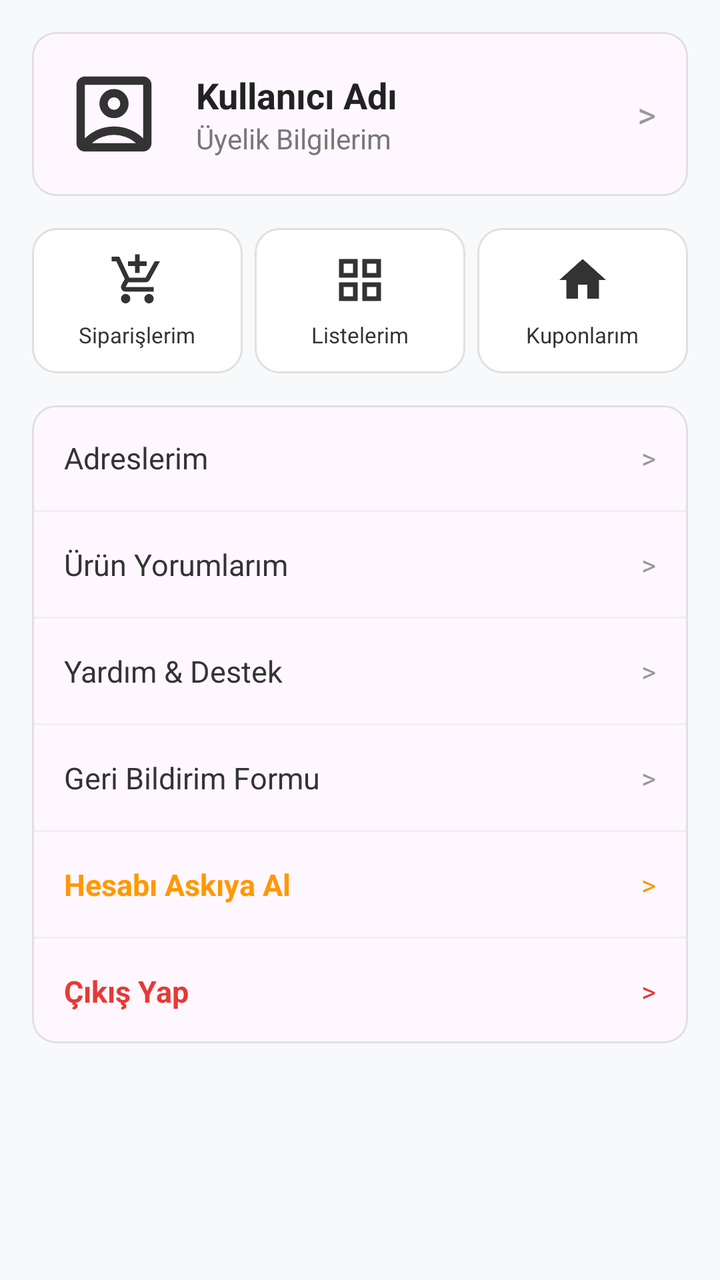
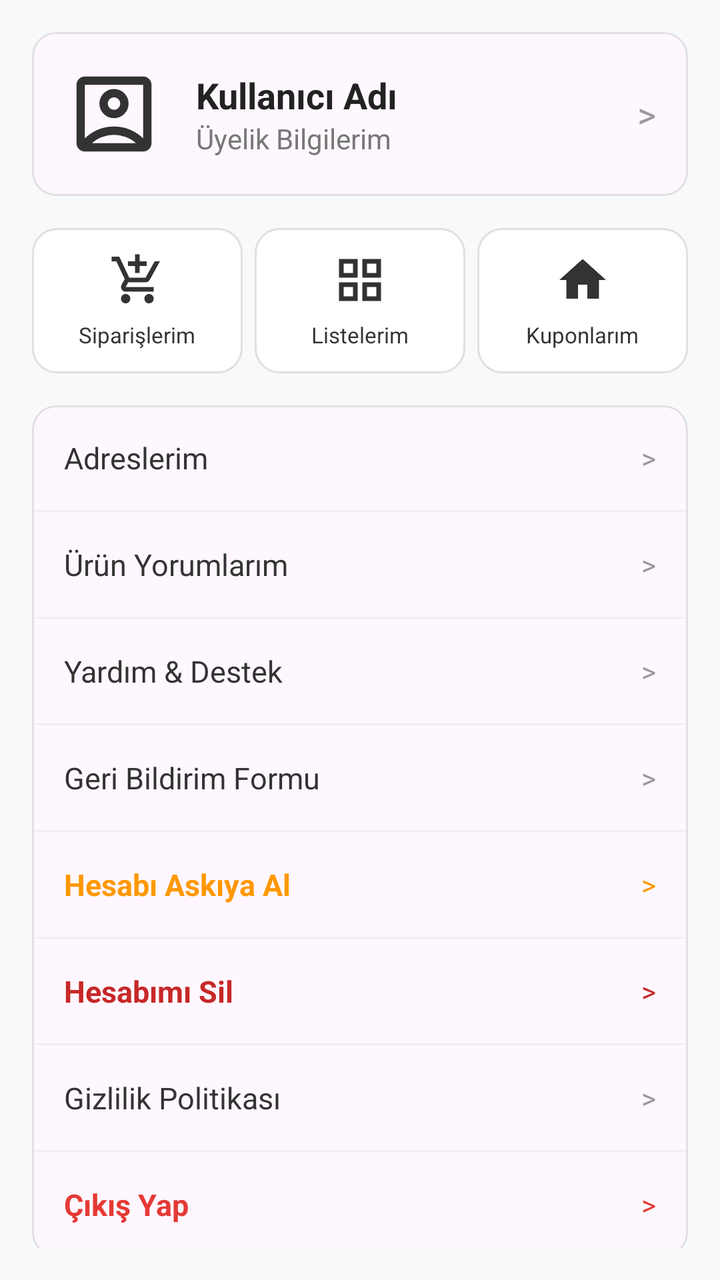

Two renders of the same Android screen: before a commit and after it. Below are the layout's source before the change and the commit's diff.
<!-- AndroidManifest.xml: application theme Theme.Shingu -->
<!-- res/layout/fragment_profile.xml -->
<?xml version="1.0" encoding="utf-8"?>
<ScrollView xmlns:android="http://schemas.android.com/apk/res/android"
    xmlns:app="http://schemas.android.com/apk/res-auto"
    android:layout_width="match_parent"
    android:layout_height="match_parent"
    android:background="#F8F9FA"
    android:padding="16dp">

    <LinearLayout
        android:layout_width="match_parent"
        android:layout_height="wrap_content"
        android:orientation="vertical">

        
        <com.google.android.material.card.MaterialCardView
            android:id="@+id/cardProfileInfo"
            android:layout_width="match_parent"
            android:clickable="true"
            android:focusable="true"
            android:layout_height="wrap_content"
            android:layout_marginBottom="16dp"
            app:cardCornerRadius="12dp"
            app:cardElevation="0dp"
            app:strokeColor="#E0E0E0"
            app:strokeWidth="1dp">

            <LinearLayout
                android:layout_width="match_parent"
                android:layout_height="wrap_content"
                android:gravity="center_vertical"
                android:orientation="horizontal"
                android:padding="16dp">

                <ImageView
                    android:id="@+id/ivProfileAvatar"
                    android:layout_width="50dp"
                    android:layout_height="50dp"
                    android:src="@drawable/outline_account_box_24"
                    app:tint="#333333" />

                <LinearLayout
                    android:layout_width="0dp"
                    android:layout_height="wrap_content"
                    android:layout_marginStart="16dp"
                    android:layout_weight="1"
                    android:orientation="vertical">

                    <TextView
                        android:id="@+id/tvProfileName"
                        android:layout_width="wrap_content"
                        android:layout_height="wrap_content"
                        android:text="Kullanıcı Adı"
                        android:textColor="#222222"
                        android:textSize="18sp"
                        android:textStyle="bold" />

                    <TextView
                        android:layout_width="wrap_content"
                        android:layout_height="wrap_content"
                        android:text="Üyelik Bilgilerim"
                        android:textColor="#777777"
                        android:textSize="14sp" />
                </LinearLayout>

                <TextView
                    android:layout_width="wrap_content"
                    android:layout_height="wrap_content"
                    android:text=">"
                    android:textColor="#999999"
                    android:textSize="18sp" />
            </LinearLayout>
        </com.google.android.material.card.MaterialCardView>

        
        <Button
            android:id="@+id/btnAdminPanel"
            android:layout_width="match_parent"
            android:layout_height="50dp"
            android:layout_marginBottom="16dp"
            android:text="Yönetici: Ürün Yönetimi"
            android:textColor="#FFFFFF"
            android:textSize="15sp"
            android:textStyle="bold"
            android:visibility="gone"
            app:cornerRadius="12dp"
            app:backgroundTint="#222222" />

        
        <Button
            android:id="@+id/btnAdminAddCategory"
            android:layout_width="match_parent"
            android:layout_height="50dp"
            android:layout_marginBottom="16dp"
            android:text="Yönetici: Kategori Yönetimi"
            android:textColor="#FFFFFF"
            android:textSize="15sp"
            android:textStyle="bold"
            android:visibility="gone"
            app:cornerRadius="12dp"
            app:backgroundTint="#222222" />

        
        <Button
            android:id="@+id/btnAdminUsers"
            android:layout_width="match_parent"
            android:layout_height="50dp"
            android:layout_marginBottom="16dp"
            android:text="Yönetici: Kullanıcı Yönetimi"
            android:textColor="#FFFFFF"
            android:textSize="15sp"
            android:textStyle="bold"
            android:visibility="gone"
            app:cornerRadius="12dp"
            app:backgroundTint="#222222" />

        
        <Button
            android:id="@+id/btnAdminCampaigns"
            android:layout_width="match_parent"
            android:layout_height="50dp"
            android:layout_marginBottom="16dp"
            android:text="Yönetici: Kampanyalar"
            android:textColor="#FFFFFF"
            android:textSize="15sp"
            android:textStyle="bold"
            android:visibility="gone"
            app:cornerRadius="12dp"
            app:backgroundTint="#222222" />

        
        <Button
            android:id="@+id/btnAdminCoupons"
            android:layout_width="match_parent"
            android:layout_height="50dp"
            android:layout_marginBottom="16dp"
            android:text="Yönetici: Kuponlar"
            android:textColor="#FFFFFF"
            android:textSize="15sp"
            android:textStyle="bold"
            android:visibility="gone"
            app:cornerRadius="12dp"
            app:backgroundTint="#222222" />

        
        <Button
            android:id="@+id/btnAdminDashboard"
            android:layout_width="match_parent"
            android:layout_height="50dp"
            android:layout_marginBottom="16dp"
            android:text="Yönetici: Satış Özeti"
            android:textColor="#FFFFFF"
            android:textSize="15sp"
            android:textStyle="bold"
            android:visibility="gone"
            app:cornerRadius="12dp"
            app:backgroundTint="#6750A4" />

        
        <LinearLayout
            android:layout_width="match_parent"
            android:layout_height="wrap_content"
            android:layout_marginBottom="16dp"
            android:orientation="horizontal">

            
            <LinearLayout
                android:id="@+id/btnOrders"
                android:layout_width="0dp"
                android:layout_height="wrap_content"
                android:layout_marginEnd="6dp"
                android:layout_weight="1"
                android:background="@drawable/bg_rounded_card"
                android:gravity="center"
                android:orientation="vertical"
                android:padding="12dp">

                <ImageView
                    android:layout_width="28dp"
                    android:layout_height="28dp"
                    android:src="@drawable/outline_add_shopping_cart_24"
                    app:tint="#333333" />

                <TextView
                    android:layout_width="wrap_content"
                    android:layout_height="wrap_content"
                    android:layout_marginTop="6dp"
                    android:text="Siparişlerim"
                    android:textColor="#333333"
                    android:textSize="11sp" />
            </LinearLayout>

            
            <LinearLayout
                android:id="@+id/btnLists"
                android:layout_width="0dp"
                android:layout_height="wrap_content"
                android:layout_marginEnd="6dp"
                android:layout_weight="1"
                android:background="@drawable/bg_rounded_card"
                android:gravity="center"
                android:orientation="vertical"
                android:padding="12dp">

                <ImageView
                    android:layout_width="28dp"
                    android:layout_height="28dp"
                    android:src="@drawable/baseline_grid_view_24"
                    app:tint="#333333" />

                <TextView
                    android:layout_width="wrap_content"
                    android:layout_height="wrap_content"
                    android:layout_marginTop="6dp"
                    android:text="Listelerim"
                    android:textColor="#333333"
                    android:textSize="11sp" />
            </LinearLayout>

            
            <LinearLayout
                android:id="@+id/btnCoupons"
                android:layout_width="0dp"
                android:layout_height="wrap_content"
                android:layout_weight="1"
                android:background="@drawable/bg_rounded_card"
                android:gravity="center"
                android:orientation="vertical"
                android:padding="12dp">

                <ImageView
                    android:layout_width="28dp"
                    android:layout_height="28dp"
                    android:src="@drawable/baseline_home_24"
                    app:tint="#333333" />

                <TextView
                    android:layout_width="wrap_content"
                    android:layout_height="wrap_content"
                    android:layout_marginTop="6dp"
                    android:text="Kuponlarım"
                    android:textColor="#333333"
                    android:textSize="11sp" />
            </LinearLayout>
        </LinearLayout>

        
        <com.google.android.material.card.MaterialCardView
            android:layout_width="match_parent"
            android:layout_height="wrap_content"
            app:cardCornerRadius="12dp"
            app:cardElevation="0dp"
            app:strokeColor="#E0E0E0"
            app:strokeWidth="1dp">

            <LinearLayout
                android:layout_width="match_parent"
                android:layout_height="wrap_content"
                android:orientation="vertical">

                
                <LinearLayout
                    android:id="@+id/btnAddresses"
                    android:layout_width="match_parent"
                    android:layout_height="wrap_content"
                    android:clickable="true"
                    android:focusable="true"
                    android:gravity="center_vertical"
                    android:orientation="horizontal"
                    android:padding="16dp">

                    <TextView
                        android:layout_width="0dp"
                        android:layout_height="wrap_content"
                        android:layout_weight="1"
                        android:text="Adreslerim"
                        android:textColor="#333333"
                        android:textSize="15sp" />

                    <TextView
                        android:layout_width="wrap_content"
                        android:layout_height="wrap_content"
                        android:text=">"
                        android:textColor="#999999" />
                </LinearLayout>

                <View
                    android:layout_width="match_parent"
                    android:layout_height="1dp"
                    android:background="#F0F0F0" />


                
                <LinearLayout
                    android:id="@+id/btnReviews"
                    android:layout_width="match_parent"
                    android:layout_height="wrap_content"
                    android:clickable="true"
                    android:focusable="true"
                    android:gravity="center_vertical"
                    android:orientation="horizontal"
                    android:padding="16dp">

                    <TextView
                        android:layout_width="0dp"
                        android:layout_height="wrap_content"
                        android:layout_weight="1"
                        android:text="Ürün Yorumlarım"
                        android:textColor="#333333"
                        android:textSize="15sp" />

                    <TextView
                        android:layout_width="wrap_content"
                        android:layout_height="wrap_content"
                        android:text=">"
                        android:textColor="#999999" />
                </LinearLayout>

                <View
                    android:layout_width="match_parent"
                    android:layout_height="1dp"
                    android:background="#F0F0F0" />

                
                <LinearLayout
                    android:id="@+id/btnHelp"
                    android:layout_width="match_parent"
                    android:layout_height="wrap_content"
                    android:clickable="true"
                    android:focusable="true"
                    android:gravity="center_vertical"
                    android:orientation="horizontal"
                    android:padding="16dp">

                    <TextView
                        android:layout_width="0dp"
                        android:layout_height="wrap_content"
                        android:layout_weight="1"
                        android:text="Yardım &amp; Destek"
                        android:textColor="#333333"
                        android:textSize="15sp" />

                    <TextView
                        android:layout_width="wrap_content"
                        android:layout_height="wrap_content"
                        android:text=">"
                        android:textColor="#999999" />
                </LinearLayout>

                <View
                    android:layout_width="match_parent"
                    android:layout_height="1dp"
                    android:background="#F0F0F0" />

                
                <LinearLayout
                    android:id="@+id/btnFeedback"
                    android:layout_width="match_parent"
                    android:layout_height="wrap_content"
                    android:clickable="true"
                    android:focusable="true"
                    android:gravity="center_vertical"
                    android:orientation="horizontal"
                    android:padding="16dp">

                    <TextView
                        android:layout_width="0dp"
                        android:layout_height="wrap_content"
                        android:layout_weight="1"
                        android:text="Geri Bildirim Formu"
                        android:textColor="#333333"
                        android:textSize="15sp" />

                    <TextView
                        android:layout_width="wrap_content"
                        android:layout_height="wrap_content"
                        android:text=">"
                        android:textColor="#999999" />
                </LinearLayout>

                <View
                    android:layout_width="match_parent"
                    android:layout_height="1dp"
                    android:background="#F0F0F0" />

                
                <LinearLayout
                    android:id="@+id/btnSuspendAccount"
                    android:layout_width="match_parent"
                    android:layout_height="wrap_content"
                    android:clickable="true"
                    android:focusable="true"
                    android:gravity="center_vertical"
                    android:orientation="horizontal"
                    android:padding="16dp">

                    <TextView
                        android:layout_width="0dp"
                        android:layout_height="wrap_content"
                        android:layout_weight="1"
                        android:text="Hesabı Askıya Al"
                        android:textColor="#FF9800"
                        android:textSize="15sp"
                        android:textStyle="bold" />

                    <TextView
                        android:layout_width="wrap_content"
                        android:layout_height="wrap_content"
                        android:text=">"
                        android:textColor="#FF9800" />
                </LinearLayout>

                <View
                    android:layout_width="match_parent"
                    android:layout_height="1dp"
                    android:background="#F0F0F0" />

                
                <LinearLayout
                    android:id="@+id/btnLogout"
                    android:layout_width="match_parent"
                    android:layout_height="wrap_content"
                    android:clickable="true"
                    android:focusable="true"
                    android:gravity="center_vertical"
                    android:orientation="horizontal"
                    android:padding="16dp">

                    <TextView
                        android:layout_width="0dp"
                        android:layout_height="wrap_content"
                        android:layout_weight="1"
                        android:text="Çıkış Yap"
                        android:textColor="#E53935"
                        android:textSize="15sp"
                        android:textStyle="bold" />

                    <TextView
                        android:layout_width="wrap_content"
                        android:layout_height="wrap_content"
                        android:text=">"
                        android:textColor="#E53935" />
                </LinearLayout>

            </LinearLayout>
        </com.google.android.material.card.MaterialCardView>

    </LinearLayout>
</ScrollView>
<!-- resources referenced by this layout -->
<resources>
  <!-- drawable baseline_grid_view_24 (drawable) -->
  <vector xmlns:android="http://schemas.android.com/apk/res/android" android:height="24dp" android:tint="#000000" android:viewportHeight="24" android:viewportWidth="24" android:width="24dp">
        
      <path android:fillColor="@android:color/white" android:fillType="evenOdd" android:pathData="M3,3v8h8L11,3L3,3zM9,9L5,9L5,5h4v4zM3,13v8h8v-8L3,13zM9,19L5,19v-4h4v4zM13,3v8h8L21,3h-8zM19,9h-4L15,5h4v4zM13,13v8h8v-8h-8zM19,19h-4v-4h4v4z"/>
      
  </vector>
  <!-- drawable baseline_home_24 (drawable) -->
  <vector xmlns:android="http://schemas.android.com/apk/res/android" android:height="24dp" android:tint="#000000" android:viewportHeight="24" android:viewportWidth="24" android:width="24dp">
        
      <path android:fillColor="@android:color/white" android:pathData="M10,20v-6h4v6h5v-8h3L12,3 2,12h3v8z"/>
      
  </vector>
  <!-- drawable bg_rounded_card (drawable) -->
  <?xml version="1.0" encoding="utf-8"?>
  <shape xmlns:android="http://schemas.android.com/apk/res/android">
      <solid android:color="#FFFFFF" />
      <corners android:radius="12dp" />
      <stroke
          android:width="1dp"
          android:color="#E0E0E0" />
  </shape>
  <!-- drawable outline_account_box_24 (drawable) -->
  <vector xmlns:android="http://schemas.android.com/apk/res/android" android:height="24dp" android:tint="#000000" android:viewportHeight="960" android:viewportWidth="960" android:width="24dp">
        
      <path android:fillColor="@android:color/white" android:pathData="M200,714Q254,661 325.5,630.5Q397,600 480,600Q563,600 634.5,630.5Q706,661 760,714L760,200Q760,200 760,200Q760,200 760,200L200,200Q200,200 200,200Q200,200 200,200L200,714ZM579,479Q620,438 620,380Q620,322 579,281Q538,240 480,240Q422,240 381,281Q340,322 340,380Q340,438 381,479Q422,520 480,520Q538,520 579,479ZM200,840Q167,840 143.5,816.5Q120,793 120,760L120,200Q120,167 143.5,143.5Q167,120 200,120L760,120Q793,120 816.5,143.5Q840,167 840,200L840,760Q840,793 816.5,816.5Q793,840 760,840L200,840ZM269,760L691,760Q691,760 691,760Q691,760 691,760Q647,721 591.5,700.5Q536,680 480,680Q424,680 367.5,700.5Q311,721 269,760Q269,760 269,760Q269,760 269,760ZM437.5,422.5Q420,405 420,380Q420,355 437.5,337.5Q455,320 480,320Q505,320 522.5,337.5Q540,355 540,380Q540,405 522.5,422.5Q505,440 480,440Q455,440 437.5,422.5ZM480,457L480,457Q480,457 480,457Q480,457 480,457L480,457Q480,457 480,457Q480,457 480,457L480,457Q480,457 480,457Q480,457 480,457Q480,457 480,457Q480,457 480,457Z"/>
      
  </vector>
  <!-- drawable outline_add_shopping_cart_24 (drawable) -->
  <vector xmlns:android="http://schemas.android.com/apk/res/android" android:height="24dp" android:tint="#000000" android:viewportHeight="960" android:viewportWidth="960" android:width="24dp">
        
      <path android:fillColor="@android:color/white" android:pathData="M440,360L440,240L320,240L320,160L440,160L440,40L520,40L520,160L640,160L640,240L520,240L520,360L440,360ZM223.5,856.5Q200,833 200,800Q200,767 223.5,743.5Q247,720 280,720Q313,720 336.5,743.5Q360,767 360,800Q360,833 336.5,856.5Q313,880 280,880Q247,880 223.5,856.5ZM623.5,856.5Q600,833 600,800Q600,767 623.5,743.5Q647,720 680,720Q713,720 736.5,743.5Q760,767 760,800Q760,833 736.5,856.5Q713,880 680,880Q647,880 623.5,856.5ZM40,160L40,80L171,80L341,440L621,440Q621,440 621,440Q621,440 621,440L777,160L868,160L692,478Q681,498 662.5,509Q644,520 622,520L324,520L280,600Q280,600 280,600Q280,600 280,600L760,600L760,680L280,680Q235,680 211.5,641Q188,602 210,562L264,464L120,160L40,160Z"/>
      
  </vector>
  <style name="Theme.Shingu" parent="Base.Theme.Shingu" />
  <style name="Base.Theme.Shingu" parent="Theme.Material3.DayNight.NoActionBar">
          
          
      </style>
</resources>

<!-- the commit's change to res/layout/fragment_profile.xml (unified diff, before → after) -->
@@ -416,6 +416,69 @@
 
                 
                 <LinearLayout
+                    android:id="@+id/btnDeleteAccount"
+                    android:layout_width="match_parent"
+                    android:layout_height="wrap_content"
+                    android:clickable="true"
+                    android:focusable="true"
+                    android:gravity="center_vertical"
+                    android:orientation="horizontal"
+                    android:padding="16dp">
+
+                    <TextView
+                        android:layout_width="0dp"
+                        android:layout_height="wrap_content"
+                        android:layout_weight="1"
+                        android:text="Hesabımı Sil"
+                        android:textColor="#C62828"
+                        android:textSize="15sp"
+                        android:textStyle="bold" />
+
+                    <TextView
+                        android:layout_width="wrap_content"
+                        android:layout_height="wrap_content"
+                        android:text=">"
+                        android:textColor="#C62828" />
+                </LinearLayout>
+
+                <View
+                    android:layout_width="match_parent"
+                    android:layout_height="1dp"
+                    android:background="#F0F0F0" />
+
+                
+                <LinearLayout
+                    android:id="@+id/btnPrivacyPolicy"
+                    android:layout_width="match_parent"
+                    android:layout_height="wrap_content"
+                    android:clickable="true"
+                    android:focusable="true"
+                    android:gravity="center_vertical"
+                    android:orientation="horizontal"
+                    android:padding="16dp">
+
+                    <TextView
+                        android:layout_width="0dp"
+                        android:layout_height="wrap_content"
+                        android:layout_weight="1"
+                        android:text="Gizlilik Politikası"
+                        android:textColor="#333333"
+                        android:textSize="15sp" />
+
+                    <TextView
+                        android:layout_width="wrap_content"
+                        android:layout_height="wrap_content"
+                        android:text=">"
+                        android:textColor="#999999" />
+                </LinearLayout>
+
+                <View
+                    android:layout_width="match_parent"
+                    android:layout_height="1dp"
+                    android:background="#F0F0F0" />
+
+                
+                <LinearLayout
                     android:id="@+id/btnLogout"
                     android:layout_width="match_parent"
                     android:layout_height="wrap_content"
